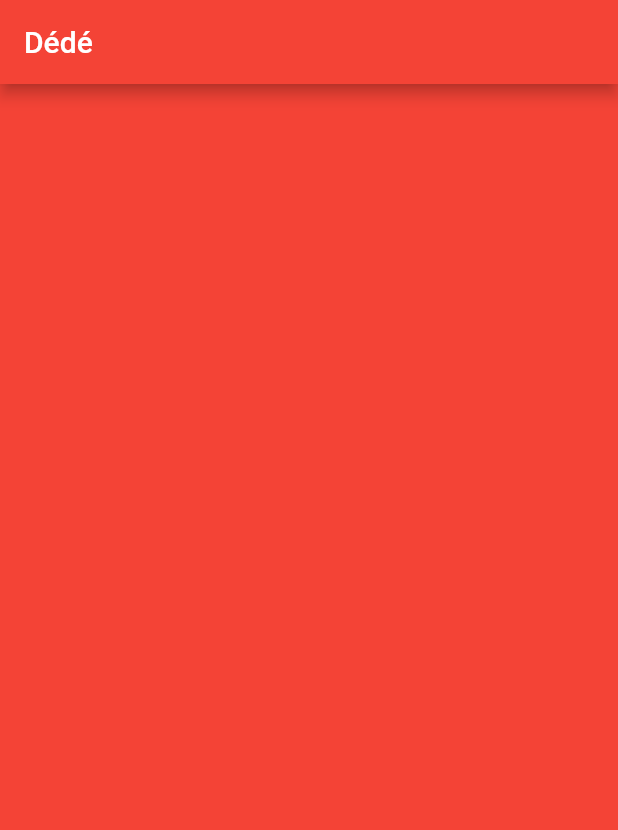
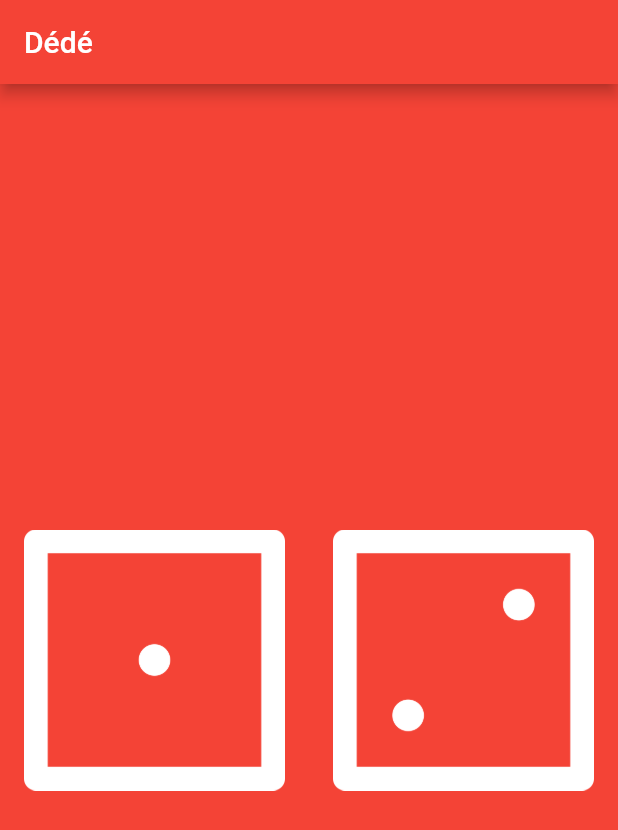
Before and after one commit to sharkrun974/dede, a Flutter app: the screen it shows after launch, on a phone screen of 412 x 824 dp. Shown: the top 830 px of the screen. Run offline on Flutter 3.47's test engine with Material 2 defaults, Android fonts, the phone set to English and light mode, and no system bars.

Commit message:
projet dede

```diff
--- a/lib/main.dart
+++ b/lib/main.dart
@@ -18,6 +18,21 @@
 class DicePage extends StatelessWidget {
   @override
   Widget build(BuildContext context) {
-    return Container();
+    return Center(
+      child: Row(
+        children: [
+          Expanded(
+              child: Padding(
+            padding: const EdgeInsets.all(16.0),
+            child: Image.asset("images/dice1.png"),
+          )),
+          Expanded(
+              child: Padding(
+            padding: const EdgeInsets.all(16.0),
+            child: Image.asset("images/dice2.png"),
+          )),
+        ],
+      ),
+    );
   }
 }
```
